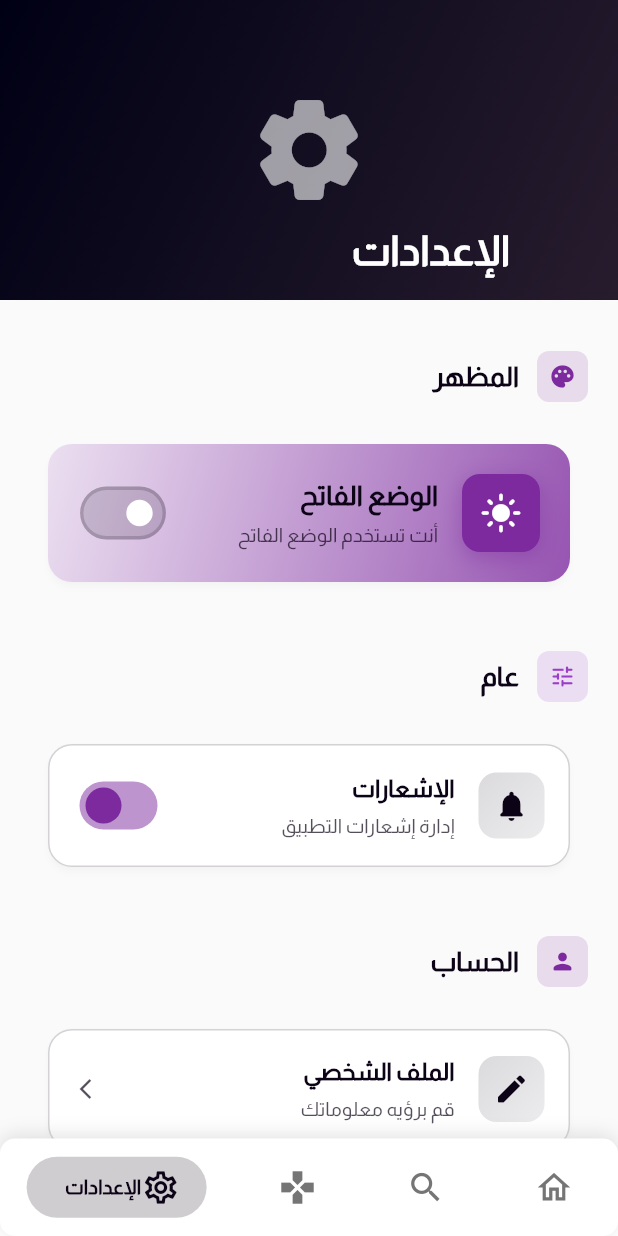
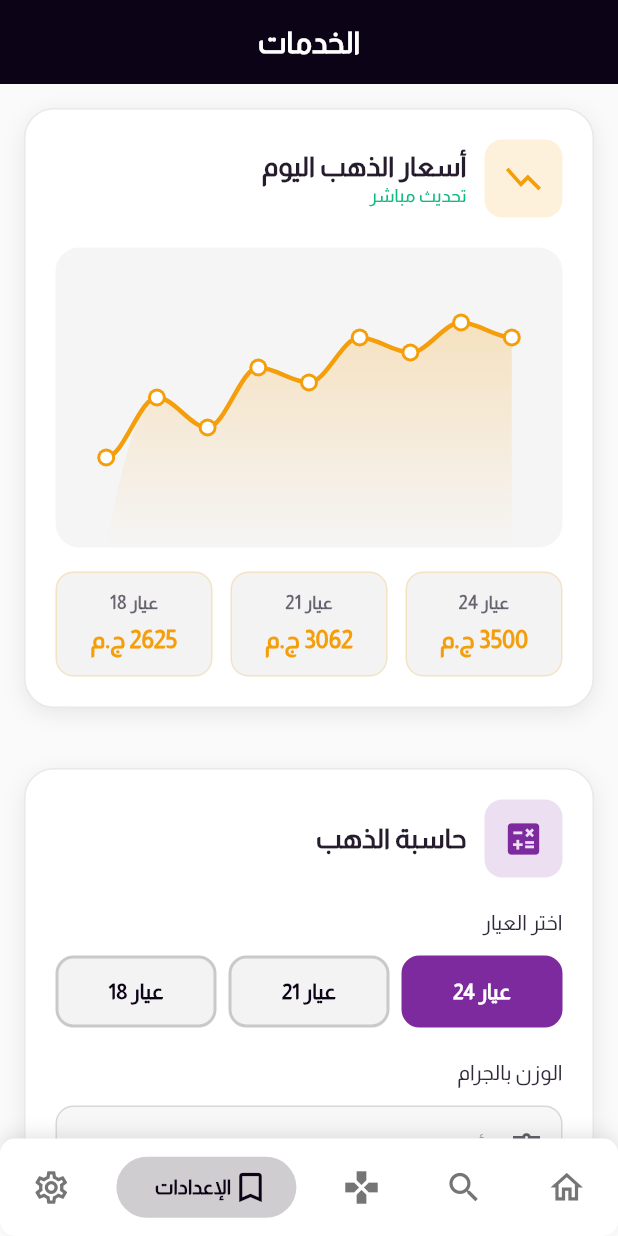
Before and after one commit to Youssef-Salem6/el-etehad, a Flutter app: the screen it shows after launch, item 4 of the bottom bar chosen, on a phone screen of 412 x 824 dp. Run offline on Flutter 3.47's test engine with Material 3 defaults, Android fonts, the phone set to English and light mode, and no system bars; drawn by our look-alikes of persistent_bottom_nav_bar; our stand-ins replace bloc, flutter_bloc, gap, shared_preferences; network calls fail.

Commit message:
add side services screen

```diff
--- a/lib/core/view/nav_view.dart
+++ b/lib/core/view/nav_view.dart
@@ -2,6 +2,7 @@
 import 'package:el_etehad/fetures/games/view/games_view.dart';
 import 'package:el_etehad/fetures/home/view/home_view.dart';
 import 'package:el_etehad/fetures/search/view/search_view.dart';
+import 'package:el_etehad/fetures/services/view/side_sevices.dart';
 import 'package:el_etehad/fetures/settings/view/settings_view.dart';
 import 'package:flutter/material.dart';
 import 'package:persistent_bottom_nav_bar/persistent_bottom_nav_bar.dart';
@@ -69,6 +70,7 @@ class _NavViewState extends State<NavView> with TickerProviderStateMixin {
       const HomeView(),
       const SearchView(),
       const GamesView(),
+      const SideServices(),
       const SettingsView(),
     ];
   }
@@ -104,16 +106,24 @@ class _NavViewState extends State<NavView> with TickerProviderStateMixin {
         activeColor: activeColor,
         inactiveColor: inactiveColor,
         textColor: textColor,
+        index: 2,
+      ),
+
+      _buildNavBarItem(
+        icon: Icons.bookmark_outline,
+        title: "الإعدادات",
+        activeColor: activeColor,
+        inactiveColor: inactiveColor,
+        textColor: textColor,
         index: 3,
       ),
-
       _buildNavBarItem(
         icon: Icons.settings_outlined,
         title: "الإعدادات",
         activeColor: activeColor,
         inactiveColor: inactiveColor,
         textColor: textColor,
-        index: 3,
+        index: 4,
       ),
     ];
   }
--- /dev/null
+++ b/lib/fetures/services/view/components/gold_calculator_section.dart
@@ -0,0 +1,192 @@
+import 'package:flutter/material.dart';
+
+class GoldCalculatorSection extends StatelessWidget {
+  final ThemeData theme;
+  final bool isDark;
+  final double goldWeight;
+  final String selectedCarat;
+  final double pricePerGram;
+  final Function(double) onWeightChanged;
+  final Function(String) onCaratChanged;
+
+  const GoldCalculatorSection({
+    super.key,
+    required this.theme,
+    required this.isDark,
+    required this.goldWeight,
+    required this.selectedCarat,
+    required this.pricePerGram,
+    required this.onWeightChanged,
+    required this.onCaratChanged,
+  });
+
+  @override
+  Widget build(BuildContext context) {
+    return Container(
+      margin: const EdgeInsets.symmetric(horizontal: 16),
+      padding: const EdgeInsets.all(20),
+      decoration: BoxDecoration(
+        color: isDark ? const Color(0xFF1a1424) : Colors.white,
+        borderRadius: BorderRadius.circular(20),
+        border: Border.all(
+          color:
+              isDark
+                  ? const Color(0xFF271C2E).withOpacity(0.3)
+                  : const Color(0xFF271C2E).withOpacity(0.1),
+        ),
+        boxShadow: [
+          BoxShadow(
+            color:
+                isDark
+                    ? const Color(0xFF000014).withOpacity(0.4)
+                    : const Color(0xFF000014).withOpacity(0.08),
+            blurRadius: 12,
+            offset: const Offset(0, 4),
+          ),
+        ],
+      ),
+      child: Column(
+        crossAxisAlignment: CrossAxisAlignment.start,
+        children: [
+          Row(
+            children: [
+              Container(
+                padding: const EdgeInsets.all(12),
+                decoration: BoxDecoration(
+                  color: const Color(0xFF7c2a9e).withOpacity(0.15),
+                  borderRadius: BorderRadius.circular(12),
+                ),
+                child: const Icon(
+                  Icons.calculate,
+                  color: Color(0xFF7c2a9e),
+                  size: 28,
+                ),
+              ),
+              const SizedBox(width: 12),
+              Text(
+                'حاسبة الذهب',
+                style: theme.textTheme.titleLarge?.copyWith(
+                  fontWeight: FontWeight.bold,
+                ),
+              ),
+            ],
+          ),
+          const SizedBox(height: 20),
+
+          // Carat selector
+          Text('اختر العيار', style: theme.textTheme.titleSmall),
+          const SizedBox(height: 12),
+          Row(
+            children: [
+              _buildCaratChip('24', theme, isDark),
+              const SizedBox(width: 8),
+              _buildCaratChip('21', theme, isDark),
+              const SizedBox(width: 8),
+              _buildCaratChip('18', theme, isDark),
+            ],
+          ),
+
+          const SizedBox(height: 20),
+
+          // Weight input
+          Text('الوزن بالجرام', style: theme.textTheme.titleSmall),
+          const SizedBox(height: 12),
+          TextField(
+            keyboardType: TextInputType.number,
+            decoration: InputDecoration(
+              hintText: 'أدخل الوزن',
+              prefixIcon: const Icon(Icons.balance),
+              suffixText: 'جرام',
+            ),
+            onChanged: (value) {
+              onWeightChanged(double.tryParse(value) ?? 0);
+            },
+          ),
+
+          const SizedBox(height: 20),
+
+          // Result
+          Container(
+            width: double.infinity,
+            padding: const EdgeInsets.all(16),
+            decoration: BoxDecoration(
+              gradient: LinearGradient(
+                colors: [
+                  const Color(0xFF7c2a9e).withOpacity(0.2),
+                  const Color(0xFF9b3ec7).withOpacity(0.1),
+                ],
+                begin: Alignment.topLeft,
+                end: Alignment.bottomRight,
+              ),
+              borderRadius: BorderRadius.circular(16),
+              border: Border.all(
+                color: const Color(0xFF7c2a9e).withOpacity(0.3),
+              ),
+            ),
+            child: Column(
+              children: [
+                Text('السعر الإجمالي', style: theme.textTheme.bodyMedium),
+                const SizedBox(height: 8),
+                Text(
+                  '${_calculateGoldPrice().toStringAsFixed(2)} ج.م',
+                  style: theme.textTheme.headlineMedium?.copyWith(
+                    color: const Color(0xFF9b3ec7),
+                    fontWeight: FontWeight.bold,
+                  ),
+                ),
+              ],
+            ),
+          ),
+        ],
+      ),
+    );
+  }
+
+  Widget _buildCaratChip(String carat, ThemeData theme, bool isDark) {
+    final isSelected = selectedCarat == carat;
+    return Expanded(
+      child: GestureDetector(
+        onTap: () {
+          onCaratChanged(carat);
+        },
+        child: Container(
+          padding: const EdgeInsets.symmetric(vertical: 12),
+          decoration: BoxDecoration(
+            color:
+                isSelected
+                    ? const Color(0xFF7c2a9e)
+                    : (isDark
+                        ? const Color(0xFF2a2334)
+                        : const Color(0xFF271C2E).withOpacity(0.05)),
+            borderRadius: BorderRadius.circular(12),
+            border: Border.all(
+              color:
+                  isSelected
+                      ? const Color(0xFF7c2a9e)
+                      : const Color(0xFF271C2E).withOpacity(0.2),
+              width: 2,
+            ),
+          ),
+          child: Center(
+            child: Text(
+              'عيار $carat',
+              style: theme.textTheme.titleSmall?.copyWith(
+                color:
+                    isSelected
+                        ? Colors.white
+                        : (isDark
+                            ? const Color(0xFFe8e8e8)
+                            : const Color(0xFF0d0316)),
+                fontWeight: FontWeight.bold,
+              ),
+            ),
+          ),
+        ),
+      ),
+    );
+  }
+
+  double _calculateGoldPrice() {
+    return goldWeight * pricePerGram;
+  }
+}
--- /dev/null
+++ b/lib/fetures/services/view/components/gold_chart_section.dart
@@ -0,0 +1,155 @@
+import 'package:flutter/material.dart';
+import 'gold_chart_painter.dart';
+
+class GoldChartSection extends StatelessWidget {
+  final ThemeData theme;
+  final bool isDark;
+
+  const GoldChartSection({
+    super.key,
+    required this.theme,
+    required this.isDark,
+  });
+
+  @override
+  Widget build(BuildContext context) {
+    return Container(
+      margin: const EdgeInsets.all(16),
+      padding: const EdgeInsets.all(20),
+      decoration: BoxDecoration(
+        color: isDark ? const Color(0xFF1a1424) : Colors.white,
+        borderRadius: BorderRadius.circular(20),
+        border: Border.all(
+          color:
+              isDark
+                  ? const Color(0xFF271C2E).withOpacity(0.3)
+                  : const Color(0xFF271C2E).withOpacity(0.1),
+        ),
+        boxShadow: [
+          BoxShadow(
+            color:
+                isDark
+                    ? const Color(0xFF000014).withOpacity(0.4)
+                    : const Color(0xFF000014).withOpacity(0.08),
+            blurRadius: 12,
+            offset: const Offset(0, 4),
+          ),
+        ],
+      ),
+      child: Column(
+        crossAxisAlignment: CrossAxisAlignment.start,
+        children: [
+          Row(
+            children: [
+              Container(
+                padding: const EdgeInsets.all(12),
+                decoration: BoxDecoration(
+                  color: const Color(0xFFf59e0b).withOpacity(0.15),
+                  borderRadius: BorderRadius.circular(12),
+                ),
+                child: const Icon(
+                  Icons.show_chart,
+                  color: Color(0xFFf59e0b),
+                  size: 28,
+                ),
+              ),
+              const SizedBox(width: 12),
+              Expanded(
+                child: Column(
+                  crossAxisAlignment: CrossAxisAlignment.start,
+                  children: [
+                    Text(
+                      'أسعار الذهب اليوم',
+                      style: theme.textTheme.titleLarge?.copyWith(
+                        fontWeight: FontWeight.bold,
+                      ),
+                    ),
+                    Text(
+                      'تحديث مباشر',
+                      style: theme.textTheme.bodySmall?.copyWith(
+                        color: const Color(0xFF10b981),
+                      ),
+                    ),
+                  ],
+                ),
+              ),
+            ],
+          ),
+          const SizedBox(height: 20),
+
+          // Chart placeholder with sample data visualization
+          Container(
+            height: 200,
+            decoration: BoxDecoration(
+              color:
+                  isDark
+                      ? const Color(0xFF2a2334).withOpacity(0.5)
+                      : const Color(0xFFF5F5F5),
+              borderRadius: BorderRadius.circular(16),
+            ),
+            child: CustomPaint(
+              painter: GoldChartPainter(isDark: isDark),
+              child: const Center(),
+            ),
+          ),
+
+          const SizedBox(height: 16),
+
+          // Gold prices summary
+          Row(
+            children: [
+              Expanded(
+                child: _buildPriceCard('عيار 24', '3500', theme, isDark),
+              ),
+              const SizedBox(width: 12),
+              Expanded(
+                child: _buildPriceCard('عيار 21', '3062', theme, isDark),
+              ),
+              const SizedBox(width: 12),
+              Expanded(
+                child: _buildPriceCard('عيار 18', '2625', theme, isDark),
+              ),
+            ],
+          ),
+        ],
+      ),
+    );
+  }
+
+  Widget _buildPriceCard(
+    String carat,
+    String price,
+    ThemeData theme,
+    bool isDark,
+  ) {
+    return Container(
+      padding: const EdgeInsets.all(12),
+      decoration: BoxDecoration(
+        color:
+            isDark
+                ? const Color(0xFF2a2334)
+                : const Color(0xFF271C2E).withOpacity(0.05),
+        borderRadius: BorderRadius.circular(12),
+        border: Border.all(color: const Color(0xFFf59e0b).withOpacity(0.2)),
+      ),
+      child: Column(
+        children: [
+          Text(
+            carat,
+            style: theme.textTheme.bodySmall?.copyWith(
+              fontWeight: FontWeight.w600,
+            ),
+          ),
+          const SizedBox(height: 4),
+          Text(
+            '$price ج.م',
+            style: theme.textTheme.titleMedium?.copyWith(
+              color: const Color(0xFFf59e0b),
+              fontWeight: FontWeight.bold,
+            ),
+          ),
+        ],
+      ),
+    );
+  }
+}
--- /dev/null
+++ b/lib/fetures/services/view/side_sevices.dart
@@ -0,0 +1,71 @@
+import 'package:flutter/material.dart';
+import 'components/gold_chart_section.dart';
+import 'components/gold_calculator_section.dart';
+import 'components/services_grid_section.dart';
+
+class SideServices extends StatefulWidget {
+  const SideServices({super.key});
+
+  @override
+  State<SideServices> createState() => _SideServicesState();
+}
+
+class _SideServicesState extends State<SideServices> {
+  // Gold calculator state
+  double goldWeight = 0;
+  String selectedCarat = '24';
+  double pricePerGram = 3500; // سعر افتراضي
+
+  void updateGoldWeight(double weight) {
+    setState(() {
+      goldWeight = weight;
+    });
+  }
+
+  void updateSelectedCarat(String carat) {
+    setState(() {
+      selectedCarat = carat;
+      // Update price per gram based on carat
+      if (carat == '24') pricePerGram = 3500;
+      if (carat == '21') pricePerGram = 3062;
+      if (carat == '18') pricePerGram = 2625;
+    });
+  }
+
+  @override
+  Widget build(BuildContext context) {
+    final theme = Theme.of(context);
+    final isDark = theme.brightness == Brightness.dark;
+
+    return Scaffold(
+      appBar: AppBar(title: const Text('الخدمات'), centerTitle: true),
+      body: SingleChildScrollView(
+        child: Column(
+          crossAxisAlignment: CrossAxisAlignment.start,
+          children: [
+            // Gold Price Chart Section
+            GoldChartSection(theme: theme, isDark: isDark),
+
+            const SizedBox(height: 24),
+
+            // Gold Calculator Section
+            GoldCalculatorSection(
+              theme: theme,
+              isDark: isDark,
+              goldWeight: goldWeight,
+              selectedCarat: selectedCarat,
+              pricePerGram: pricePerGram,
+              onWeightChanged: updateGoldWeight,
+              onCaratChanged: updateSelectedCarat,
+            ),
+
+            const SizedBox(height: 32),
+
+            // Services Grid Section
+            ServicesGridSection(theme: theme, isDark: isDark),
+          ],
+        ),
+      ),
+    );
+  }
+}
```
Also changed, not shown: lib/fetures/home/view/home_view.dart (+11 -11 lines), lib/fetures/services/view/components/gold_chart_painter.dart (added, +78 -0 lines), lib/fetures/services/view/components/services_grid_section.dart (added, +173 -0 lines), 1 other file.
